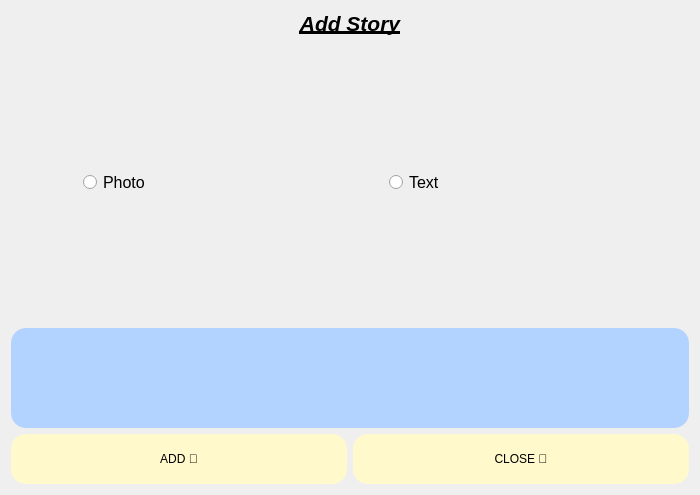
Qt form Chat-Application/addstory.ui (verina101/Chat-Application) before a commit.
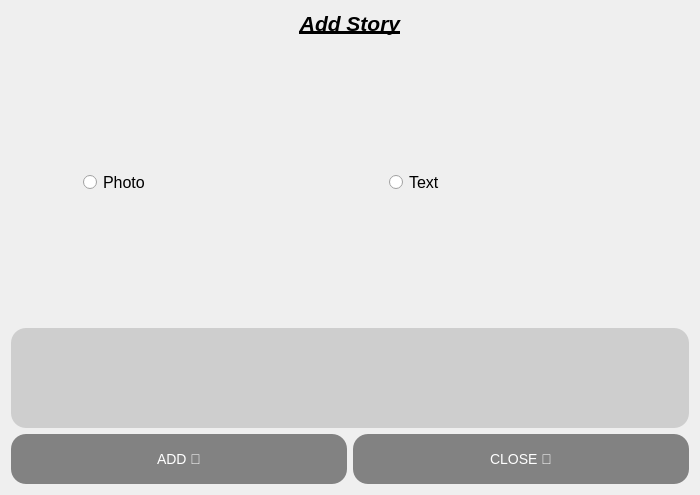
The same form after that commit.

Diff of the .ui file:
```diff
--- a/Chat-Application/addstory.ui
+++ b/Chat-Application/addstory.ui
@@ -114,7 +114,7 @@
       </size>
      </property>
      <property name="styleSheet">
-      <string notr="true">background:rgb(178, 211, 255);
+      <string notr="true">background:rgb(206, 206, 206);
 border-radius:15px;
 font:16px;
 font:white;</string>
@@ -132,8 +132,11 @@
         </size>
        </property>
        <property name="styleSheet">
-        <string notr="true">background:rgb(255, 249, 203);
-border-radius:15px;</string>
+        <string notr="true">background:rgb(130, 130, 130);
+font:14px;
+color:white;
+border-radius:15px;
+</string>
        </property>
        <property name="text">
         <string>ADD 🤩</string>
@@ -149,8 +152,11 @@
         </size>
        </property>
        <property name="styleSheet">
-        <string notr="true">background:rgb(255, 249, 203);
-border-radius:15px;</string>
+        <string notr="true">background:rgb(130, 130, 130);
+font:14px;
+color:white;
+border-radius:15px;
+</string>
        </property>
        <property name="text">
         <string>CLOSE 🥺</string>
```
